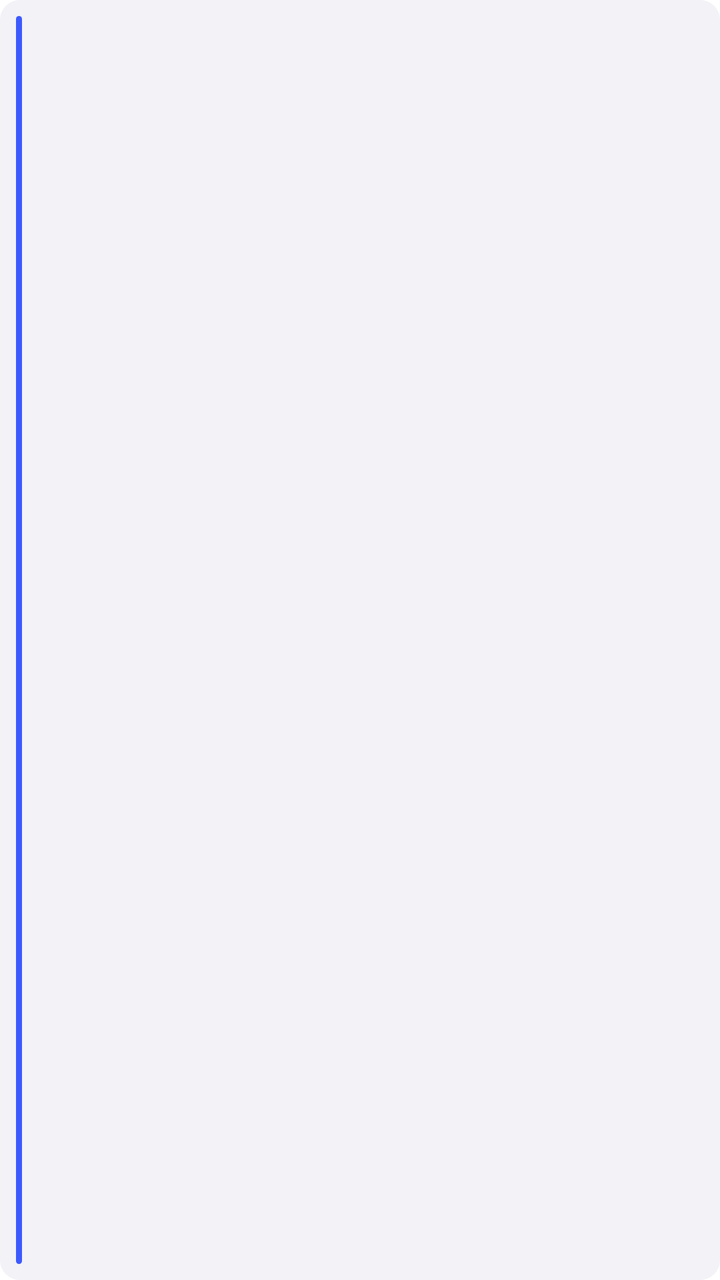
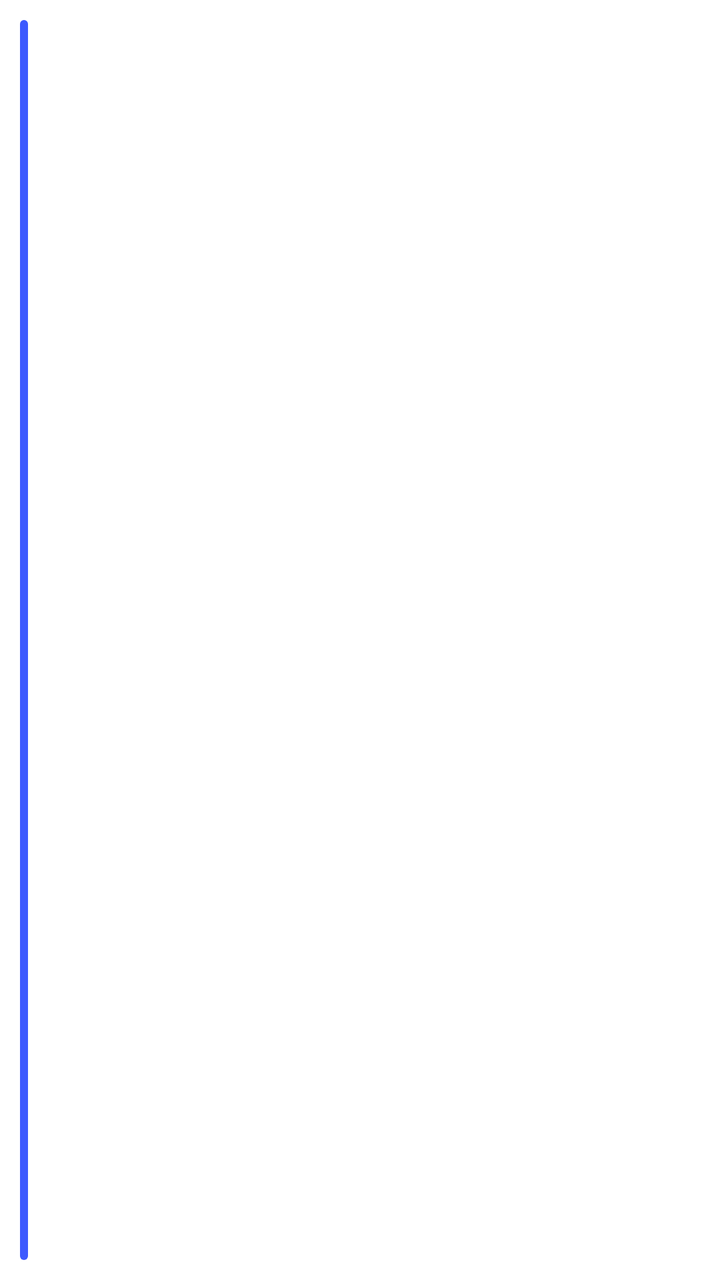

Before-and-after screenshots of an Android layout around one commit, followed by the original layout XML and the change that was made.
<!-- AndroidManifest.xml: fallback theme Theme.MaterialComponents.DayNight.NoActionBar -->
<!-- res/layout/widget_schedule_item.xml -->
<?xml version="1.0" encoding="utf-8"?>
<LinearLayout xmlns:android="http://schemas.android.com/apk/res/android"
    android:id="@+id/item_root"
    android:layout_width="match_parent"
    android:layout_height="wrap_content"
    android:orientation="horizontal"
    android:background="@drawable/widget_item_background"
    android:padding="8dp">

    <ImageView
        android:id="@+id/item_accent"
        android:layout_width="3dp"
        android:layout_height="match_parent"
        android:minHeight="32dp"
        android:background="@drawable/widget_accent_bar"
        android:contentDescription="@null" />

    <LinearLayout
        android:layout_width="0dp"
        android:layout_height="wrap_content"
        android:layout_weight="1"
        android:layout_marginStart="8dp"
        android:orientation="vertical">

        <TextView
            android:id="@+id/item_name"
            android:layout_width="match_parent"
            android:layout_height="wrap_content"
            android:text=""
            android:textColor="#FF1C1C1E"
            android:textSize="13sp"
            android:textStyle="bold"
            android:maxLines="1"
            android:ellipsize="end" />

        <TextView
            android:id="@+id/item_sub"
            android:layout_width="match_parent"
            android:layout_height="wrap_content"
            android:layout_marginTop="1dp"
            android:text=""
            android:textColor="#FF8E8E93"
            android:textSize="11sp"
            android:maxLines="1"
            android:ellipsize="end" />
    </LinearLayout>

    <TextView
        android:id="@+id/item_section"
        android:layout_width="wrap_content"
        android:layout_height="wrap_content"
        android:layout_gravity="center_vertical"
        android:text=""
        android:textColor="#FF3D5AFE"
        android:textSize="11sp"
        android:textStyle="bold" />
</LinearLayout>
<!-- resources referenced by this layout -->
<resources>
  <!-- drawable widget_accent_bar (drawable) -->
  <?xml version="1.0" encoding="utf-8"?>
  <shape xmlns:android="http://schemas.android.com/apk/res/android"
      android:shape="rectangle">
      <solid android:color="#FF3D5AFE" />
      <corners android:radius="2dp" />
  </shape>
  <!-- drawable widget_item_background (drawable) -->
  <?xml version="1.0" encoding="utf-8"?>
  <shape xmlns:android="http://schemas.android.com/apk/res/android"
      android:shape="rectangle">
      <solid android:color="#FFF2F2F7" />
      <corners android:radius="10dp" />
  </shape>
</resources>

<!-- the commit's change to res/layout/widget_schedule_item.xml (unified diff, before → after) -->
@@ -5,13 +5,14 @@
     android:layout_height="wrap_content"
     android:orientation="horizontal"
     android:background="@drawable/widget_item_background"
-    android:padding="8dp">
+    android:padding="10dp"
+    android:gravity="center_vertical">
 
     <ImageView
         android:id="@+id/item_accent"
-        android:layout_width="3dp"
+        android:layout_width="4dp"
         android:layout_height="match_parent"
-        android:minHeight="32dp"
+        android:minHeight="34dp"
         android:background="@drawable/widget_accent_bar"
         android:contentDescription="@null" />
 
@@ -19,7 +20,7 @@
         android:layout_width="0dp"
         android:layout_height="wrap_content"
         android:layout_weight="1"
-        android:layout_marginStart="8dp"
+        android:layout_marginStart="10dp"
         android:orientation="vertical">
 
         <TextView
@@ -27,8 +28,8 @@
             android:layout_width="match_parent"
             android:layout_height="wrap_content"
             android:text=""
-            android:textColor="#FF1C1C1E"
-            android:textSize="13sp"
+            android:textColor="#FFFFFFFF"
+            android:textSize="15sp"
             android:textStyle="bold"
             android:maxLines="1"
             android:ellipsize="end" />
@@ -37,21 +38,40 @@
             android:id="@+id/item_sub"
             android:layout_width="match_parent"
             android:layout_height="wrap_content"
-            android:layout_marginTop="1dp"
+            android:layout_marginTop="2dp"
             android:text=""
-            android:textColor="#FF8E8E93"
-            android:textSize="11sp"
+            android:textColor="#B3FFFFFF"
+            android:textSize="12sp"
             android:maxLines="1"
             android:ellipsize="end" />
     </LinearLayout>
 
-    <TextView
-        android:id="@+id/item_section"
+    <LinearLayout
         android:layout_width="wrap_content"
         android:layout_height="wrap_content"
-        android:layout_gravity="center_vertical"
-        android:text=""
-        android:textColor="#FF3D5AFE"
-        android:textSize="11sp"
-        android:textStyle="bold" />
+        android:orientation="vertical"
+        android:layout_marginStart="8dp"
+        android:gravity="end">
+
+        <TextView
+            android:id="@+id/item_time_start"
+            android:layout_width="wrap_content"
+            android:layout_height="wrap_content"
+            android:text=""
+            android:textColor="#FFFFFFFF"
+            android:textSize="14sp"
+            android:textStyle="bold"
+            android:fontFeatureSettings="tnum" />
+
+        <TextView
+            android:id="@+id/item_time_end"
+            android:layout_width="wrap_content"
+            android:layout_height="wrap_content"
+            android:layout_marginTop="2dp"
+            android:text=""
+            android:textColor="#B3FFFFFF"
+            android:textSize="14sp"
+            android:textStyle="bold"
+            android:fontFeatureSettings="tnum" />
+    </LinearLayout>
 </LinearLayout>
<!-- resource entries referenced after the edit -->
@@ -11,8 +11,8 @@
   <?xml version="1.0" encoding="utf-8"?>
   <shape xmlns:android="http://schemas.android.com/apk/res/android"
       android:shape="rectangle">
-      <solid android:color="#FFF2F2F7" />
-      <corners android:radius="10dp" />
+      <solid android:color="#38FFFFFF" />
+      <corners android:radius="14dp" />
   </shape>
 </resources>
 
